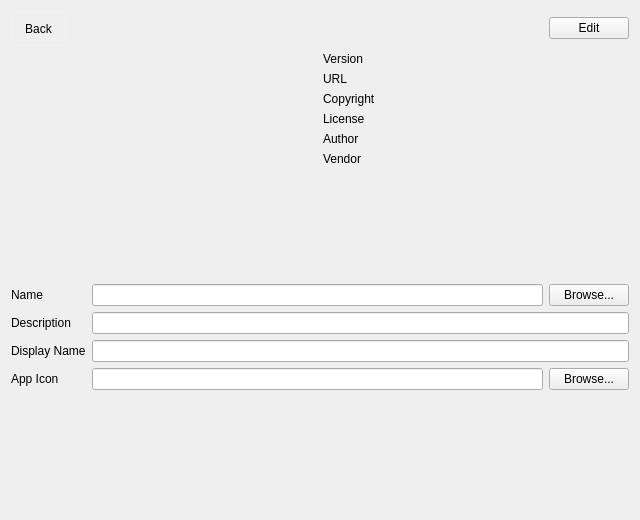
Old version of the form ui/settings/AppDetailsWidget.ui in the repository OpenFairWind/FairWindSK.
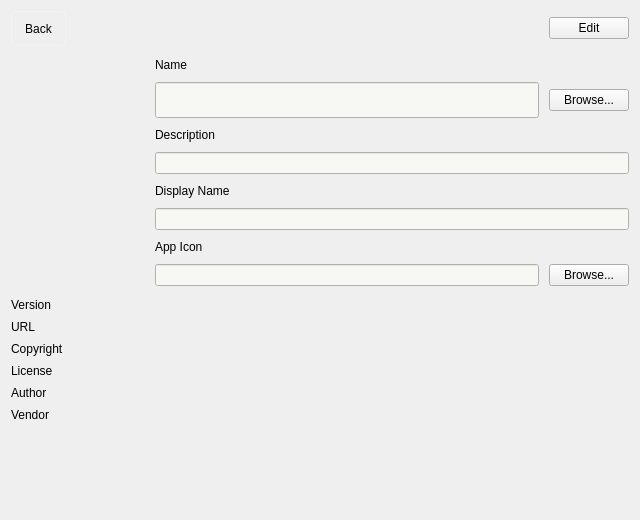
New version of the form. Icons and pictures are not drawn.

Commit message: Align apps detail panes

```diff
--- a/ui/settings/AppDetailsWidget.ui
+++ b/ui/settings/AppDetailsWidget.ui
@@ -26,9 +26,21 @@
 QToolButton#toolButton_BackToLayout:disabled {
  color: rgba(255,255,255,0.35);
  border-color: rgba(255,255,255,0.12);
+}
+QLineEdit#lineEdit_Apps_Name,
+QLineEdit#lineEdit_Apps_Description,
+QLineEdit#lineEdit_Apps_DisplayName,
+QLineEdit#lineEdit_Apps_AppIcon {
+ background: #f7f7f4;
+ color: #1f2937;
+ selection-background-color: #c7d2fe;
+ selection-color: #111827;
 }</string>
   </property>
   <layout class="QVBoxLayout" name="verticalLayout_DetailsPage">
+   <property name="spacing">
+    <number>12</number>
+   </property>
    <item>
     <layout class="QHBoxLayout" name="horizontalLayout_DetailsHeader">
      <item>
@@ -78,6 +90,9 @@
    </item>
    <item>
     <layout class="QHBoxLayout" name="horizontalLayout_DetailsTop">
+     <property name="spacing">
+      <number>16</number>
+     </property>
      <item>
       <widget class="QLabel" name="label_Apps_Icon">
        <property name="minimumSize">
@@ -86,6 +101,12 @@
          <height>128</height>
         </size>
        </property>
+       <property name="maximumSize">
+        <size>
+         <width>128</width>
+         <height>128</height>
+        </size>
+       </property>
        <property name="alignment">
         <set>Qt::AlignCenter</set>
        </property>
@@ -95,137 +116,166 @@
       </widget>
      </item>
      <item>
-      <layout class="QFormLayout" name="formLayout_Metadata">
-       <item row="0" column="0">
-        <widget class="QLabel" name="label_Apps_Version">
+      <layout class="QVBoxLayout" name="verticalLayout_AppSummary">
+       <property name="spacing">
+        <number>10</number>
+       </property>
+       <item>
+        <widget class="QLabel" name="label_Apps_Name">
          <property name="text">
-          <string>Version</string>
+          <string>Name</string>
          </property>
         </widget>
        </item>
-       <item row="0" column="1">
-        <widget class="QLabel" name="label_Apps_Version_Text"/>
+       <item>
+        <layout class="QHBoxLayout" name="horizontalLayout_NameField">
+         <item>
+          <widget class="QLineEdit" name="lineEdit_Apps_Name">
+           <property name="minimumSize">
+            <size>
+             <width>0</width>
+             <height>36</height>
+            </size>
+           </property>
+          </widget>
+         </item>
+         <item>
+          <widget class="QPushButton" name="pushButton_Apps_Name_Browse">
+           <property name="text">
+            <string>Browse...</string>
+           </property>
+          </widget>
+         </item>
+        </layout>
        </item>
-       <item row="1" column="0">
-        <widget class="QLabel" name="label_Apps_Url">
+       <item>
+        <widget class="QLabel" name="label_Apps_Description">
          <property name="text">
-          <string>URL</string>
+          <string>Description</string>
          </property>
         </widget>
        </item>
-       <item row="1" column="1">
-        <widget class="QLabel" name="label_Apps_Url_Text"/>
+       <item>
+        <widget class="QLineEdit" name="lineEdit_Apps_Description"/>
        </item>
-       <item row="2" column="0">
-        <widget class="QLabel" name="label_Apps_Copyright">
+       <item>
+        <widget class="QLabel" name="label_Apps_DisplayName">
          <property name="text">
-          <string>Copyright</string>
+          <string>Display Name</string>
          </property>
         </widget>
        </item>
-       <item row="2" column="1">
-        <widget class="QLabel" name="label_Apps_Copyright_Text"/>
+       <item>
+        <widget class="QLineEdit" name="lineEdit_Apps_DisplayName"/>
        </item>
-       <item row="3" column="0">
-        <widget class="QLabel" name="label_Apps_License">
+       <item>
+        <widget class="QLabel" name="label_Apps_AppIcon">
          <property name="text">
-          <string>License</string>
+          <string>App Icon</string>
          </property>
         </widget>
        </item>
-       <item row="3" column="1">
-        <widget class="QLabel" name="label_Apps_License_Text"/>
-       </item>
-       <item row="4" column="0">
-        <widget class="QLabel" name="label_Apps_Author">
-         <property name="text">
-          <string>Author</string>
-         </property>
-        </widget>
-       </item>
-       <item row="4" column="1">
-        <widget class="QLabel" name="label_Apps_Author_Text"/>
-       </item>
-       <item row="5" column="0">
-        <widget class="QLabel" name="label_Apps_Vendor">
-         <property name="text">
-          <string>Vendor</string>
-         </property>
-        </widget>
-       </item>
-       <item row="5" column="1">
-        <widget class="QLabel" name="label_Apps_Vendor_Text"/>
+       <item>
+        <layout class="QHBoxLayout" name="horizontalLayout_AppIconField">
+         <item>
+          <widget class="QLineEdit" name="lineEdit_Apps_AppIcon"/>
+         </item>
+         <item>
+          <widget class="QPushButton" name="pushButton_Apps_AppIcon_Browse">
+           <property name="text">
+            <string>Browse...</string>
+           </property>
+          </widget>
+         </item>
+        </layout>
        </item>
       </layout>
      </item>
     </layout>
    </item>
    <item>
-    <layout class="QFormLayout" name="formLayout_Details">
+    <layout class="QFormLayout" name="formLayout_Metadata">
+     <property name="horizontalSpacing">
+      <number>16</number>
+     </property>
+     <property name="verticalSpacing">
+      <number>8</number>
+     </property>
      <item row="0" column="0">
-      <widget class="QLabel" name="label_Apps_Name">
+      <widget class="QLabel" name="label_Apps_Version">
        <property name="text">
-        <string>Name</string>
+        <string>Version</string>
        </property>
       </widget>
      </item>
      <item row="0" column="1">
-      <layout class="QHBoxLayout" name="horizontalLayout_NameField">
-       <item>
-        <widget class="QLineEdit" name="lineEdit_Apps_Name"/>
-       </item>
-       <item>
-        <widget class="QPushButton" name="pushButton_Apps_Name_Browse">
-         <property name="text">
-          <string>Browse...</string>
-         </property>
-        </widget>
-       </item>
-      </layout>
+      <widget class="QLabel" name="label_Apps_Version_Text"/>
      </item>
      <item row="1" column="0">
-      <widget class="QLabel" name="label_Apps_Description">
+      <widget class="QLabel" name="label_Apps_Url">
        <property name="text">
-        <string>Description</string>
+        <string>URL</string>
        </property>
       </widget>
      </item>
      <item row="1" column="1">
-      <widget class="QLineEdit" name="lineEdit_Apps_Description"/>
+      <widget class="QLabel" name="label_Apps_Url_Text"/>
      </item>
      <item row="2" column="0">
-      <widget class="QLabel" name="label_Apps_DisplayName">
+      <widget class="QLabel" name="label_Apps_Copyright">
        <property name="text">
-        <string>Display Name</string>
+        <string>Copyright</string>
        </property>
       </widget>
      </item>
      <item row="2" column="1">
-      <widget class="QLineEdit" name="lineEdit_Apps_DisplayName"/>
+      <widget class="QLabel" name="label_Apps_Copyright_Text"/>
      </item>
      <item row="3" column="0">
-      <widget class="QLabel" name="label_Apps_AppIcon">
+      <widget class="QLabel" name="label_Apps_License">
        <property name="text">
-        <string>App Icon</string>
+        <string>License</string>
        </property>
       </widget>
      </item>
      <item row="3" column="1">
-      <layout class="QHBoxLayout" name="horizontalLayout_AppIconField">
-       <item>
-        <widget class="QLineEdit" name="lineEdit_Apps_AppIcon"/>
-       </item>
-       <item>
-        <widget class="QPushButton" name="pushButton_Apps_AppIcon_Browse">
-         <property name="text">
-          <string>Browse...</string>
-         </property>
-        </widget>
-       </item>
-      </layout>
+      <widget class="QLabel" name="label_Apps_License_Text"/>
+     </item>
+     <item row="4" column="0">
+      <widget class="QLabel" name="label_Apps_Author">
+       <property name="text">
+        <string>Author</string>
+       </property>
+      </widget>
+     </item>
+     <item row="4" column="1">
+      <widget class="QLabel" name="label_Apps_Author_Text"/>
+     </item>
+     <item row="5" column="0">
+      <widget class="QLabel" name="label_Apps_Vendor">
+       <property name="text">
+        <string>Vendor</string>
+       </property>
+      </widget>
+     </item>
+     <item row="5" column="1">
+      <widget class="QLabel" name="label_Apps_Vendor_Text"/>
      </item>
     </layout>
    </item>
+   <item>
+    <spacer name="verticalSpacer_AppDetails">
+     <property name="orientation">
+      <enum>Qt::Vertical</enum>
+     </property>
+     <property name="sizeHint" stdset="0">
+      <size>
+       <width>20</width>
+       <height>40</height>
+      </size>
+     </property>
+    </spacer>
+   </item>
   </layout>
  </widget>
  <resources/>
```
The commit also changes 2 other files.
